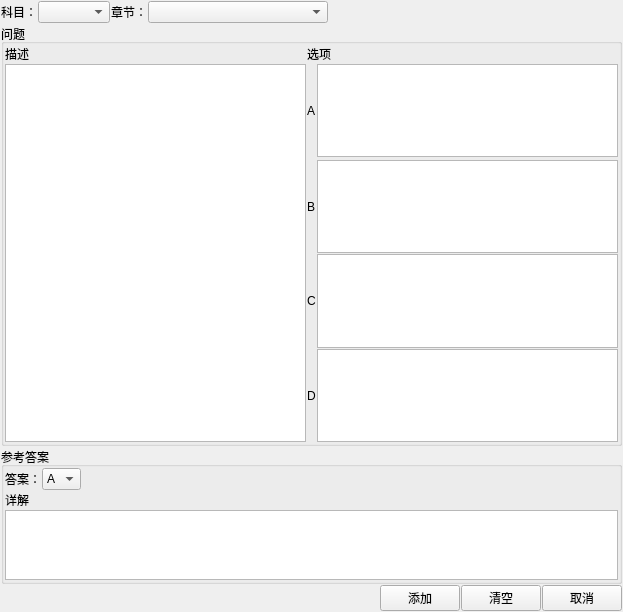
Before: the Qt Designer form ui/addquestion.ui in JackeyLea/CPS, drawn with Qt 5.
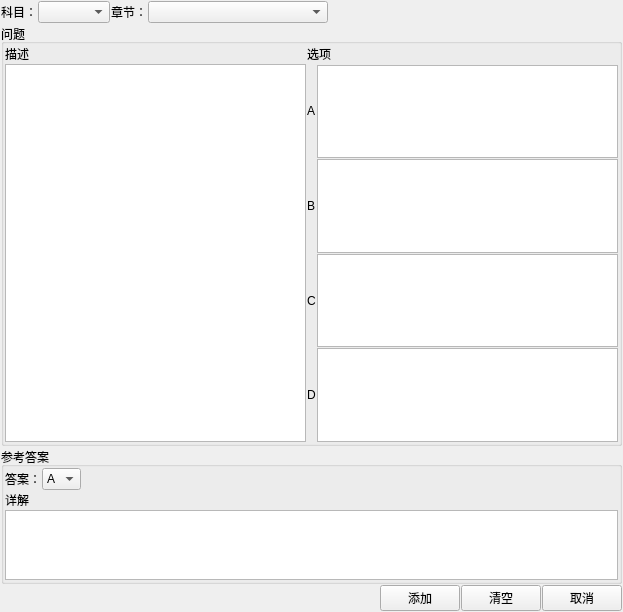
After: the same form once the commit is applied.

Diff of the .ui file:
```diff
--- a/ui/addquestion.ui
+++ b/ui/addquestion.ui
@@ -94,55 +94,40 @@
       <property name="spacing">
        <number>1</number>
       </property>
-      <item row="0" column="0">
-       <widget class="QLabel" name="labelDesc">
-        <property name="text">
-         <string>描述</string>
-        </property>
-       </widget>
-      </item>
-      <item row="0" column="1" colspan="2">
-       <widget class="QLabel" name="labelOptions">
-        <property name="text">
-         <string>选项</string>
-        </property>
-       </widget>
-      </item>
-      <item row="1" column="2">
-       <widget class="QTextEdit" name="textA"/>
-      </item>
       <item row="4" column="1">
-       <widget class="QLabel" name="labelB">
-        <property name="text">
-         <string>B</string>
-        </property>
-       </widget>
-      </item>
-      <item row="4" column="2">
-       <widget class="QTextEdit" name="textB"/>
-      </item>
-      <item row="5" column="1">
        <widget class="QLabel" name="labelC">
         <property name="text">
          <string>C</string>
         </property>
        </widget>
       </item>
-      <item row="5" column="2">
-       <widget class="QTextEdit" name="textC"/>
-      </item>
-      <item row="6" column="1">
+      <item row="5" column="1">
        <widget class="QLabel" name="labelD">
         <property name="text">
          <string>D</string>
         </property>
        </widget>
       </item>
-      <item row="6" column="2">
-       <widget class="QTextEdit" name="textD"/>
+      <item row="0" column="1" colspan="2">
+       <widget class="QLabel" name="labelOptions">
+        <property name="text">
+         <string>选项</string>
+        </property>
+       </widget>
       </item>
-      <item row="1" column="0" rowspan="6">
-       <widget class="QTextEdit" name="textDesc"/>
+      <item row="0" column="0">
+       <widget class="QLabel" name="labelDesc">
+        <property name="text">
+         <string>描述</string>
+        </property>
+       </widget>
+      </item>
+      <item row="3" column="1">
+       <widget class="QLabel" name="labelB">
+        <property name="text">
+         <string>B</string>
+        </property>
+       </widget>
       </item>
       <item row="1" column="1" rowspan="2">
        <widget class="QLabel" name="labelA">
@@ -151,6 +136,21 @@
         </property>
        </widget>
       </item>
+      <item row="1" column="0" rowspan="5">
+       <widget class="QPlainTextEdit" name="textDesc"/>
+      </item>
+      <item row="3" column="2">
+       <widget class="QPlainTextEdit" name="textB"/>
+      </item>
+      <item row="4" column="2">
+       <widget class="QPlainTextEdit" name="textC"/>
+      </item>
+      <item row="5" column="2">
+       <widget class="QPlainTextEdit" name="textD"/>
+      </item>
+      <item row="2" column="2">
+       <widget class="QPlainTextEdit" name="textA"/>
+      </item>
      </layout>
     </widget>
    </item>
```
Left out of the diff: 234 changed lines with no effect on the pictures.
